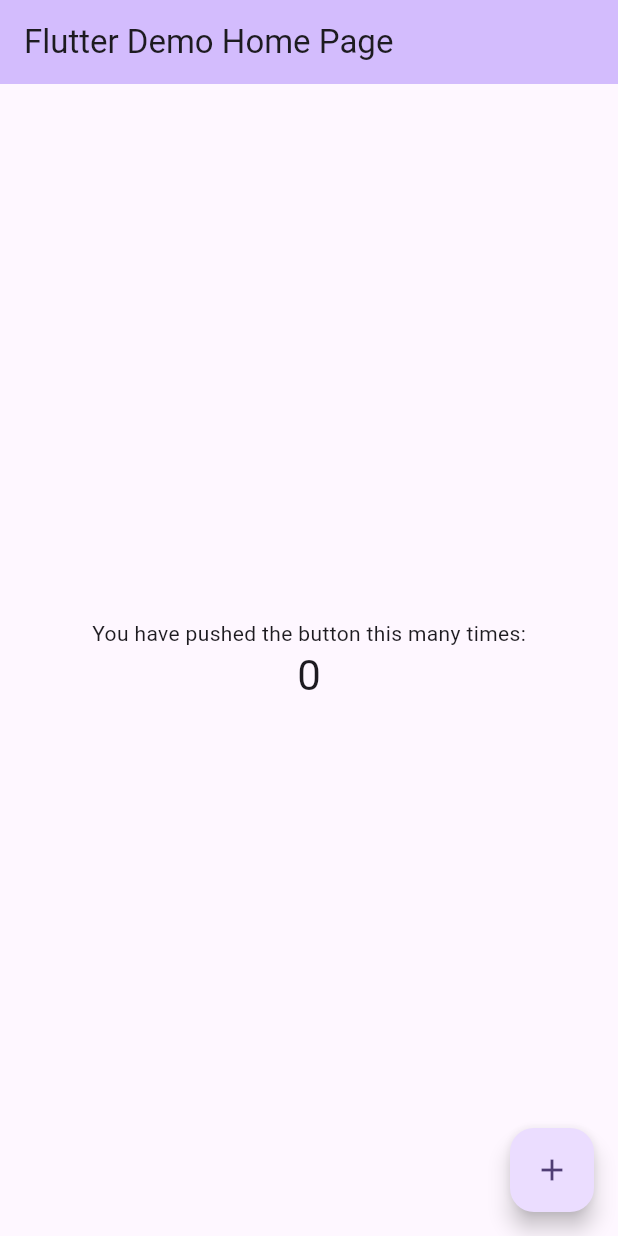
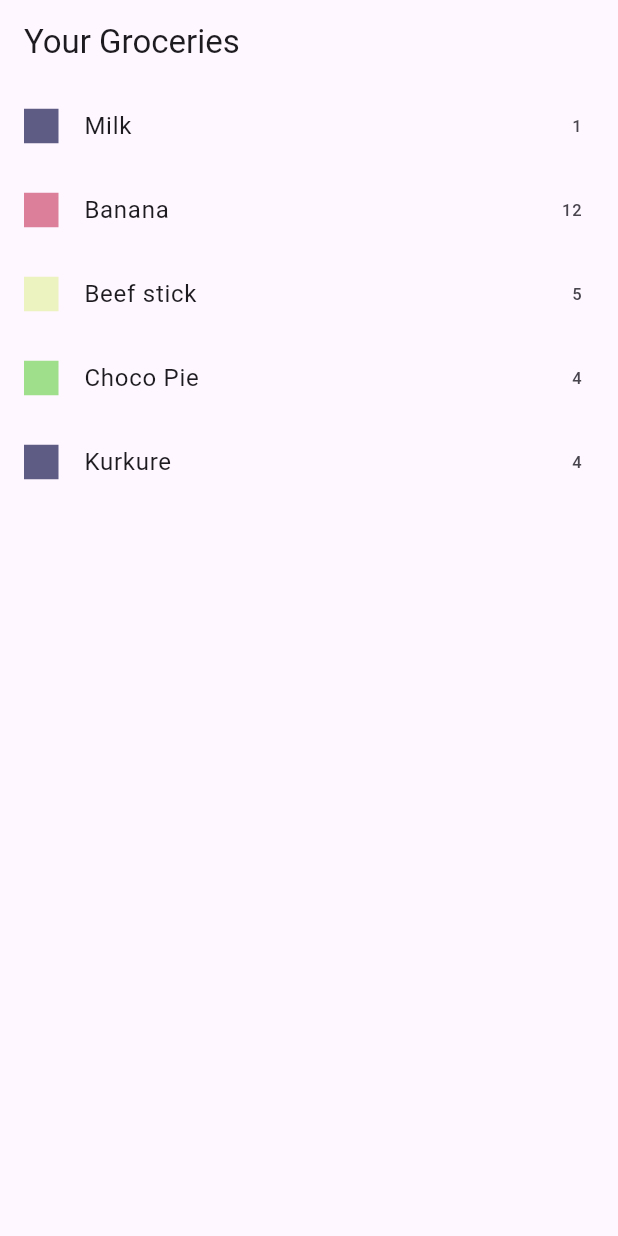
Before and after one commit to Dolma455/shopping_list_app, a Flutter app: the screen it shows after launch, on a phone screen of 412 x 824 dp. Run offline on Flutter 3.47's test engine with Material 3 defaults, Android fonts, the phone set to English and light mode, and no system bars.

Commit message:
feat: Built List UI

```diff
--- a/lib/main.dart
+++ b/lib/main.dart
@@ -1,4 +1,5 @@
 import 'package:flutter/material.dart';
+import 'package:shoppinglist_app/widgets/grocery_list.dart';
 
 void main() {
   runApp(const MyApp());
@@ -11,115 +12,11 @@ class MyApp extends StatelessWidget {
   @override
   Widget build(BuildContext context) {
     return MaterialApp(
-      title: 'Flutter Demo',
-      theme: ThemeData(
-        // This is the theme of your application.
-        //
-        // TRY THIS: Try running your application with "flutter run". You'll see
-        // the application has a blue toolbar. Then, without quitting the app,
-        // try changing the seedColor in the colorScheme below to Colors.green
-        // and then invoke "hot reload" (save your changes or press the "hot
-        // reload" button in a Flutter-supported IDE, or press "r" if you used
-        // the command line to start the app).
-        //
-        // Notice that the counter didn't reset back to zero; the application
-        // state is not lost during the reload. To reset the state, use hot
-        // restart instead.
-        //
-        // This works for code too, not just values: Most code changes can be
-        // tested with just a hot reload.
-        colorScheme: ColorScheme.fromSeed(seedColor: Colors.deepPurple),
-        useMaterial3: true,
-      ),
-      home: const MyHomePage(title: 'Flutter Demo Home Page'),
-    );
+        title: 'Flutter Demo',
+        theme: ThemeData(
+          colorScheme: ColorScheme.fromSeed(seedColor: Colors.deepPurple),
+          useMaterial3: true,
+        ),
+        home: const GroceryList());
   }
 }
-
-class MyHomePage extends StatefulWidget {
-  const MyHomePage({super.key, required this.title});
-
-  // This widget is the home page of your application. It is stateful, meaning
-  // that it has a State object (defined below) that contains fields that affect
-  // how it looks.
-
-  // This class is the configuration for the state. It holds the values (in this
-  // case the title) provided by the parent (in this case the App widget) and
-  // used by the build method of the State. Fields in a Widget subclass are
-  // always marked "final".
-
-  final String title;
-
-  @override
-  State<MyHomePage> createState() => _MyHomePageState();
-}
-
-class _MyHomePageState extends State<MyHomePage> {
-  int _counter = 0;
-
-  void _incrementCounter() {
-    setState(() {
-      // This call to setState tells the Flutter framework that something has
-      // changed in this State, which causes it to rerun the build method below
-      // so that the display can reflect the updated values. If we changed
-      // _counter without calling setState(), then the build method would not be
-      // called again, and so nothing would appear to happen.
-      _counter++;
-    });
-  }
-
-  @override
-  Widget build(BuildContext context) {
-    // This method is rerun every time setState is called, for instance as done
-    // by the _incrementCounter method above.
-    //
-    // The Flutter framework has been optimized to make rerunning build methods
-    // fast, so that you can just rebuild anything that needs updating rather
-    // than having to individually change instances of widgets.
-    return Scaffold(
-      appBar: AppBar(
-        // TRY THIS: Try changing the color here to a specific color (to
-        // Colors.amber, perhaps?) and trigger a hot reload to see the AppBar
-        // change color while the other colors stay the same.
-        backgroundColor: Theme.of(context).colorScheme.inversePrimary,
-        // Here we take the value from the MyHomePage object that was created by
-        // the App.build method, and use it to set our appbar title.
-        title: Text(widget.title),
-      ),
-      body: Center(
-        // Center is a layout widget. It takes a single child and positions it
-        // in the middle of the parent.
-        child: Column(
-          // Column is also a layout widget. It takes a list of children and
-          // arranges them vertically. By default, it sizes itself to fit its
-          // children horizontally, and tries to be as tall as its parent.
-          //
-          // Column has various properties to control how it sizes itself and
-          // how it positions its children. Here we use mainAxisAlignment to
-          // center the children vertically; the main axis here is the vertical
-          // axis because Columns are vertical (the cross axis would be
-          // horizontal).
-          //
-          // TRY THIS: Invoke "debug painting" (choose the "Toggle Debug Paint"
-          // action in the IDE, or press "p" in the console), to see the
-          // wireframe for each widget.
-          mainAxisAlignment: MainAxisAlignment.center,
-          children: <Widget>[
-            const Text(
-              'You have pushed the button this many times:',
-            ),
-            Text(
-              '$_counter',
-              style: Theme.of(context).textTheme.headlineMedium,
-            ),
-          ],
-        ),
-      ),
-      floatingActionButton: FloatingActionButton(
-        onPressed: _incrementCounter,
-        tooltip: 'Increment',
-        child: const Icon(Icons.add),
-      ), // This trailing comma makes auto-formatting nicer for build methods.
-    );
-  }
-}
--- /dev/null
+++ b/lib/widgets/grocery_list.dart
@@ -0,0 +1,26 @@
+import 'package:flutter/material.dart';
+import 'package:shoppinglist_app/data/dummy_item.dart';
+
+class GroceryList extends StatelessWidget {
+  const GroceryList({super.key});
+
+  @override
+  Widget build(BuildContext context) {
+    return Scaffold(
+      appBar: AppBar(
+        title: Text("Your Groceries"),
+      ),
+      body: ListView.builder(
+        itemCount: groceryItems.length,
+        itemBuilder: (context,index)=>ListTile(
+          leading: Container(
+            width: 23,
+            height: 23,
+            color: groceryItems[index].category.color,
+          ),
+          trailing: Text(groceryItems[index].quantity.toString()),
+
+        title: Text(groceryItems[index].name,))
+    ));
+  }
+}
```
